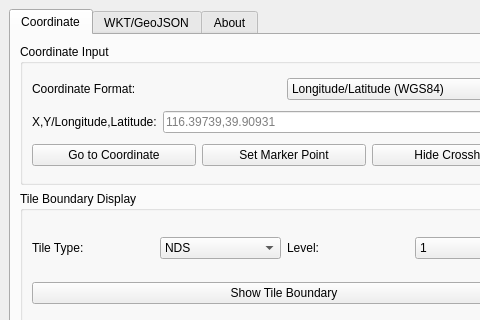
dakanggo/MxExport, file map_export_dockwidget_base.ui: the form before one commit; both pictures show x 0 to 480 and y 0 to 320 of the 568 by 500 pixel window.
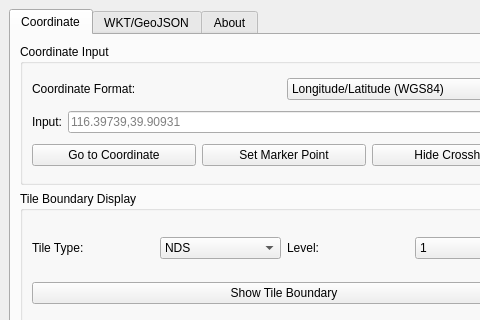
The form after the commit.

Commit message: feat: update MxExport plugin to version 2.2 with new features including dynamic coordinate input labels, GeoJSON properties support, and improved coordinate transformation accuracy

What changed in the file:
```diff
--- a/map_export_dockwidget_base.ui
+++ b/map_export_dockwidget_base.ui
@@ -63,7 +63,7 @@
                                                     <item>
                                                         <widget class="QLabel" name="x_y_label">
                                                             <property name="text">
-                                                                <string>X,Y/Longitude,Latitude:</string>  <!-- 修改 -->
+                                                                <string>Input:</string>  <!-- 修改 -->
                                                             </property>
                                                         </widget>
                                                     </item>
```
Left out of the diff: 10 changed lines with no effect on the pictures. The commit also changes 9 other files.
